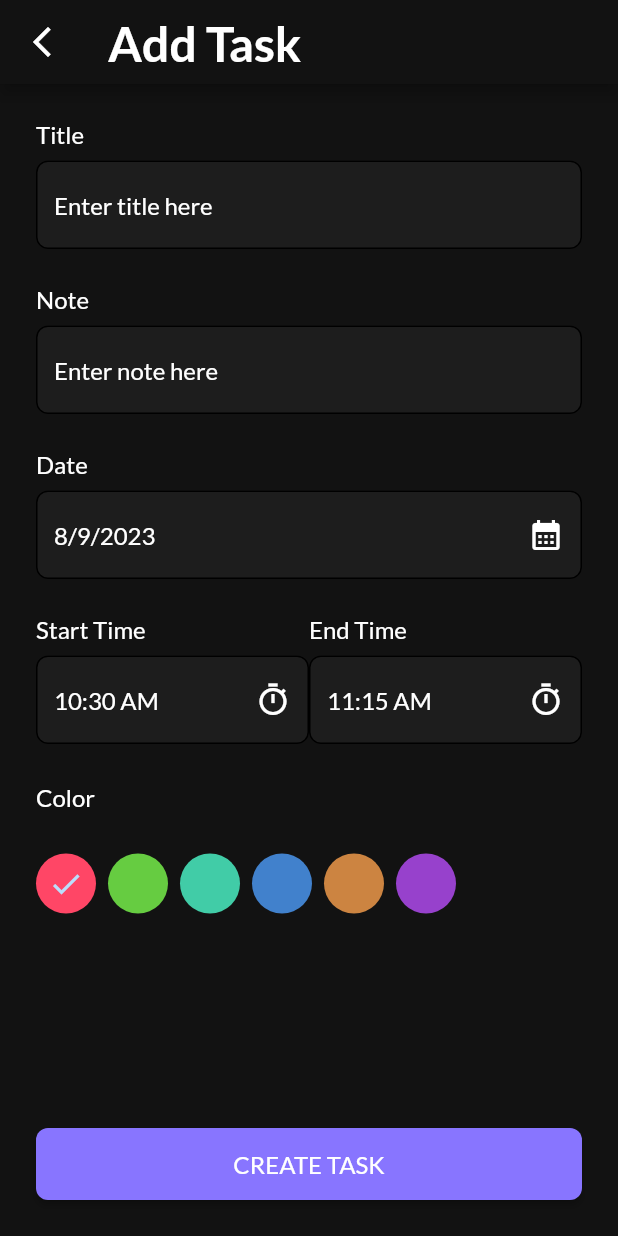
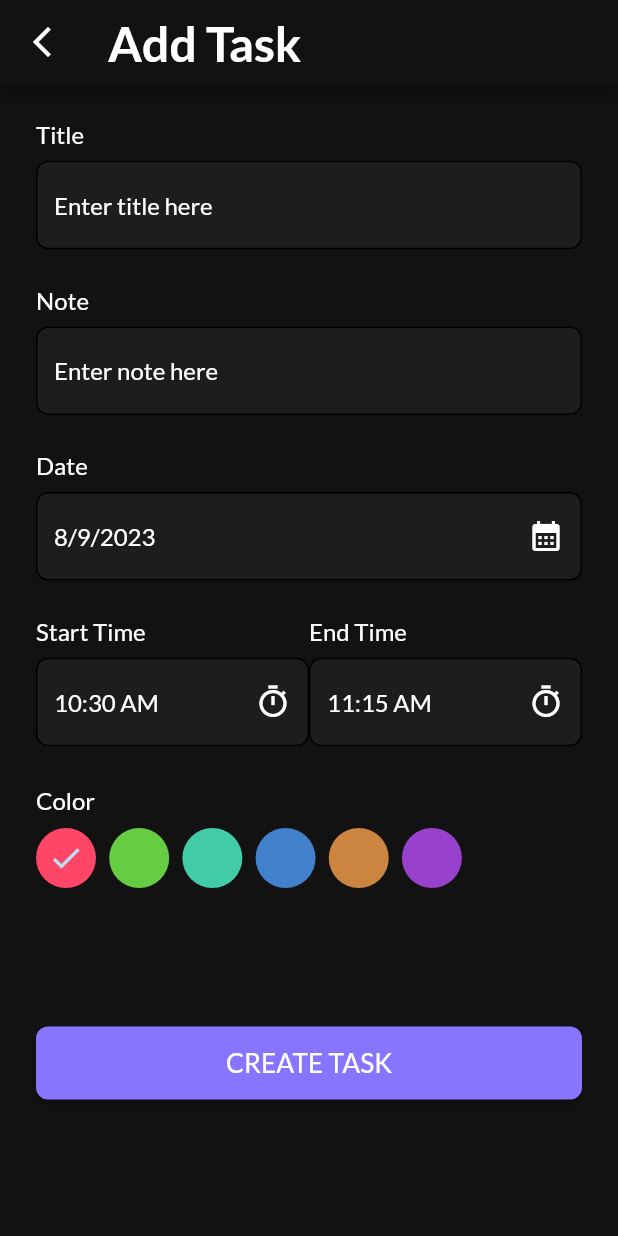
Before and after one commit to Mahmoud-Magdyy/To_Do_App, a Flutter app: the HomeScreen screen opened directly, after a tap on the "add" icon, on a phone screen of 412 x 824 dp. Run offline on Flutter 3.47's test engine with Material 2 defaults, Android fonts, the phone set to English and light mode, and no system bars; our stand-ins replace date_picker_timeline, flutter_bloc, flutter_screenutil, get_it, google_fonts, shared_preferences and 1 more; accounts and stored records are empty.

Commit message:
dummy data with task model

```diff
--- a/lib/core/utils/app_strings.dart
+++ b/lib/core/utils/app_strings.dart
@@ -24,7 +24,7 @@ class AppStrings{
     static const String createTask='CREATE TASK';
     static const String toDo='TODO';
     static const String completed='COMPLETED';
-    static const String taskCompleted ='Task Completed ';
+    static const String taskCompleted =' Completed ';
     static const String deleteTask='Delete Task';
     static const String cancel='Cancel';
     static const String onBoardingKey='onBoarding';
--- a/lib/core/widgets/custom_eleveted_button.dart
+++ b/lib/core/widgets/custom_eleveted_button.dart
@@ -1,4 +1,5 @@
 import 'package:flutter/material.dart';
+import 'package:flutter_screenutil/flutter_screenutil.dart';
 import 'package:google_fonts/google_fonts.dart';
 
 import '../utils/app_colors.dart';
@@ -24,7 +25,7 @@ class CustomElevetedButton extends StatelessWidget {
           style: GoogleFonts.lato(
             color: AppColors.white,
             fontWeight: FontWeight.w400,
-            fontSize: 16,
+            fontSize: 16.sp,
           ),
         ));
   }
--- a/lib/features/task/presentation/components/add_task_components.dart
+++ b/lib/features/task/presentation/components/add_task_components.dart
@@ -1,4 +1,5 @@
 import 'package:flutter/material.dart';
+import 'package:flutter_screenutil/flutter_screenutil.dart';
 
 
 class AddTaskComponent extends StatelessWidget {
@@ -15,7 +16,7 @@ class AddTaskComponent extends StatelessWidget {
       children: [
 
         Text(title,style: Theme.of(context).textTheme.displayMedium,),
-              const SizedBox(height: 8,),
+               SizedBox(height: 8.h,),
               TextFormField(
                 readOnly: readOnly,
                 controller: controller,
--- /dev/null
+++ b/lib/features/task/presentation/cubit/task_cubit.dart
@@ -0,0 +1,90 @@
+import 'package:flutter/material.dart';
+import 'package:flutter_bloc/flutter_bloc.dart';
+import 'package:intl/intl.dart';
+import 'package:to_do_app/features/task/presentation/cubit/task_state.dart';
+
+import '../../../../core/utils/app_colors.dart';
+
+class TaskCubit extends Cubit<TaskState> {
+  TaskCubit() : super(TaskInitial());
+  DateTime currentDate = DateTime.now();
+  String startTime = DateFormat('hh:mm a').format(DateTime.now());
+
+  String endTime = DateFormat('hh:mm a')
+      .format(DateTime.now().add(const Duration(minutes: 45)));
+  int currentIndex = 0;
+  void GetDate(context) async {
+    emit(GetDateLoading());
+    DateTime? pickedDate = await showDatePicker(
+        context: context,
+        initialDate: DateTime.now(),
+        firstDate: DateTime(1900),
+        lastDate: DateTime(2100));
+
+    if (pickedDate != null) {
+      currentDate = pickedDate;
+      emit(GetDateSuccess());
+    } else {
+      print('pickedDate==null');
+      emit(GetDateError());
+    }
+  }
+
+  void getStartDate(context) async {
+    emit(GetStartDateLoading());
+    TimeOfDay? pickedStartTime = await showTimePicker(
+      context: context,
+      initialTime: TimeOfDay.fromDateTime(DateTime.now()),
+    );
+
+    if (pickedStartTime != null) {
+      startTime = pickedStartTime.format(context);
+      emit(GetStartDateSuccess());
+    } else {
+      print('pickedStartTime==null');
+      emit(GetStartDateError());
+    }
+  }
+
+  void getEndDate(context) async {
+    emit(GetEndDateLoading());
+    TimeOfDay? pickedEndTime = await showTimePicker(
+      context: context,
+      initialTime: TimeOfDay.fromDateTime(DateTime.now()),
+    );
+
+    if (pickedEndTime != null) {
+      endTime = pickedEndTime.format(context);
+      emit(GetEndDateSuccess());
+    } else {
+      print('pickedEndTime==null');
+      emit(GetEndDateError());
+    }
+  }
+
+  Color getColor(index) {
+    emit(GetColorState());
+    switch (index) {
+      case 0:
+        return AppColors.red;
+      case 1:
+        return AppColors.green;
+      case 2:
+        return AppColors.blueGrye;
+      case 3:
+        return AppColors.blue;
+      case 4:
+        return AppColors.orange;
+      case 5:
+        return AppColors.purple;
+      default:
+        return AppColors.grey;
+    }
+  }
+
+  void changeCheckMarkIndex(index) {
+    emit(ChangeCheckMarkIndexState());
+      currentIndex = index;
+
+  }
+}
--- /dev/null
+++ b/lib/features/task/presentation/cubit/task_state.dart
@@ -0,0 +1,15 @@
+
+sealed class TaskState {}
+
+final class TaskInitial extends TaskState {}
+final class GetDateLoading extends TaskState {}
+final class GetDateSuccess extends TaskState {}
+final class GetDateError extends TaskState {}
+final class GetStartDateError extends TaskState {}
+final class GetStartDateSuccess extends TaskState {}
+final class GetStartDateLoading extends TaskState {}
+final class GetEndDateLoading extends TaskState {}
+final class GetEndDateSuccess extends TaskState {}
+final class GetEndDateError extends TaskState {}
+final class ChangeCheckMarkIndexState extends TaskState {}
+final class GetColorState extends TaskState {}
--- a/lib/features/task/presentation/screens/add_task_screen/add_task_screen.dart
+++ b/lib/features/task/presentation/screens/add_task_screen/add_task_screen.dart
@@ -1,28 +1,20 @@
 import 'package:flutter/material.dart';
+import 'package:flutter_bloc/flutter_bloc.dart';
+import 'package:flutter_screenutil/flutter_screenutil.dart';
 import 'package:intl/intl.dart';
 import 'package:to_do_app/core/utils/app_colors.dart';
 import 'package:to_do_app/core/utils/app_strings.dart';
 import 'package:to_do_app/core/widgets/custom_eleveted_button.dart';
+import 'package:to_do_app/features/task/presentation/cubit/task_cubit.dart';
+import 'package:to_do_app/features/task/presentation/cubit/task_state.dart';
 
 import '../../components/add_task_components.dart';
 
-class AddTaskScreen extends StatefulWidget {
-  const AddTaskScreen({super.key});
-
-  @override
-  State<AddTaskScreen> createState() => _AddTaskScreenState();
-}
-
-class _AddTaskScreenState extends State<AddTaskScreen> {
+class AddTaskScreen extends StatelessWidget {
+  AddTaskScreen({super.key});
   TextEditingController titleController = TextEditingController();
 
   TextEditingController noteController = TextEditingController();
-
-  DateTime currentDate = DateTime.now();
-  String startTime = DateFormat('hh:mm a').format(DateTime.now());
-  String endTime = DateFormat('hh:mm a')
-      .format(DateTime.now().add(const Duration(minutes: 45)));
-  int currentIndex = 0;
 
   @override
   Widget build(BuildContext context) {
@@ -41,10 +33,13 @@ class _AddTaskScreenState extends State<AddTaskScreen> {
             icon: const Icon(Icons.arrow_back_ios_new_outlined),
           ),
         ),
-        body: Padding(
+        body: SingleChildScrollView(
+          child: Padding(
             padding: const EdgeInsets.all(24),
             child: Form(
-            child: Column(
+              child: BlocBuilder<TaskCubit, TaskState>(
+                builder: (context, state) {
+                  return Column(
                     crossAxisAlignment: CrossAxisAlignment.start,
                     children: [
                       //! title
@@ -52,36 +47,27 @@ class _AddTaskScreenState extends State<AddTaskScreen> {
                           title: AppStrings.title,
                           hintText: AppStrings.titleHint,
                           controller: titleController),
-                const SizedBox(
-                  height: 24,
+                      SizedBox(
+                        height: 24.h,
                       ),
                       //! note
                       AddTaskComponent(
                           title: AppStrings.note,
                           hintText: AppStrings.noteHint,
                           controller: noteController),
-                const SizedBox(
-                  height: 24,
+                      SizedBox(
+                        height: 24.h,
                       ),
                       //! date
                       AddTaskComponent(
                         readOnly: true,
                         title: AppStrings.date,
-                  hintText: DateFormat.yMd().format(currentDate),
+                        hintText: DateFormat.yMd().format(
+                            BlocProvider.of<TaskCubit>(context).currentDate),
                         suffixIcon: IconButton(
                           onPressed: () async {
-                      DateTime? pickedDate = await showDatePicker(
-                          context: context,
-                          initialDate: DateTime.now(),
-                          firstDate: DateTime(1900),
-                          lastDate: DateTime(2100));
-                      setState(() {
-                        if (pickedDate != null) {
-                          currentDate = pickedDate;
-                        } else {
-                          print('pickedDate==null');
-                        }
-                      });
+                            BlocProvider.of<TaskCubit>(context)
+                                .GetDate(context);
                           },
                           icon: const Icon(
                             Icons.calendar_month,
@@ -89,8 +75,8 @@ class _AddTaskScreenState extends State<AddTaskScreen> {
                           ),
                         ),
                       ),
-                const SizedBox(
-                  height: 24,
+                      SizedBox(
+                        height: 24.h,
                       ),
                       //! date
                       Row(
@@ -99,21 +85,12 @@ class _AddTaskScreenState extends State<AddTaskScreen> {
                           Expanded(
                             child: AddTaskComponent(
                               title: AppStrings.startTime,
-                        hintText: startTime,
+                              hintText:
+                                  BlocProvider.of<TaskCubit>(context).startTime,
                               suffixIcon: IconButton(
                                   onPressed: () async {
-                              TimeOfDay? pickedStartTime = await showTimePicker(
-                                context: context,
-                                initialTime:
-                                    TimeOfDay.fromDateTime(DateTime.now()),
-                              );
-                              setState(() {
-                                if (pickedStartTime != null) {
-                                  startTime = pickedStartTime.format(context);
-                                } else {
-                                  print('pickedStartTime==null');
-                                }
-                              });
+                                    BlocProvider.of<TaskCubit>(context)
+                                        .getStartDate(context);
                                   },
                                   icon: const Icon(
                                     Icons.timer_outlined,
@@ -121,28 +98,19 @@ class _AddTaskScreenState extends State<AddTaskScreen> {
                                   )),
                             ),
                           ),
-                    const SizedBox(
-                      height: 26,
+                          SizedBox(
+                            height: 26.h,
                           ),
                           //! date end
                           Expanded(
                             child: AddTaskComponent(
                               title: AppStrings.endTime,
-                        hintText: endTime,
+                              hintText:
+                                  BlocProvider.of<TaskCubit>(context).endTime,
                               suffixIcon: IconButton(
                                   onPressed: () async {
-                              TimeOfDay? pickedEndTime = await showTimePicker(
-                                context: context,
-                                initialTime:
-                                    TimeOfDay.fromDateTime(DateTime.now()),
-                              );
-                              setState(() {
-                                if (pickedEndTime != null) {
-                                  endTime = pickedEndTime.format(context);
-                                } else {
-                                  print('pickedEndTime==null');
-                                }
-                              });
+                                    BlocProvider.of<TaskCubit>(context)
+                                        .getEndDate(context);
                                   },
                                   icon: const Icon(
                                     Icons.timer_outlined,
@@ -152,11 +120,12 @@ class _AddTaskScreenState extends State<AddTaskScreen> {
                           ),
                         ],
                       ),
-                const SizedBox(
-                  height: 26,
+                      SizedBox(
+                        height: 26.h,
                       ),
                       //! colors
-                Expanded(
+                      SizedBox(
+                        height: 68.h,
                         child: Column(
                           crossAxisAlignment: CrossAxisAlignment.start,
                           children: [
@@ -164,48 +133,35 @@ class _AddTaskScreenState extends State<AddTaskScreen> {
                               AppStrings.color,
                               style: Theme.of(context).textTheme.displayMedium,
                             ),
-                      // const SizedBox(
-                      //   height: 8,
-                      // ),
+                            SizedBox(
+                              height: 8.h,
+                            ),
                             Expanded(
                                 child: ListView.builder(
                               scrollDirection: Axis.horizontal,
                               itemCount: 6,
                               itemBuilder: (context, index) {
-                          Color getColor(index) {
-                            switch (index) {
-                              case 0:
-                                return AppColors.red;
-                              case 1:
-                                return AppColors.green;
-                              case 2:
-                                return AppColors.blueGrye;
-                              case 3:
-                                return AppColors.blue;
-                              case 4:
-                                return AppColors.orange;
-                              case 5:
-                                return AppColors.purple;
-                              default:
-                                return AppColors.grey;
-                            }
-                          }
-
                                 return Row(
                                   children: [
                                     InkWell(
                                       onTap: () {
-                                  setState(() {
-                                    currentIndex=index;
-                                  });
+                                        BlocProvider.of<TaskCubit>(context)
+                                            .changeCheckMarkIndex(index);
                                       },
                                       child: CircleAvatar(
-                                  backgroundColor: getColor(index),
-                                  child:index==currentIndex?const Icon(Icons.check):null,
+                                        backgroundColor:
+                                            BlocProvider.of<TaskCubit>(context)
+                                                .getColor(index),
+                                        child: index ==
+                                                BlocProvider.of<TaskCubit>(
+                                                        context)
+                                                    .currentIndex
+                                            ? const Icon(Icons.check)
+                                            : null,
                                       ),
                                     ),
-                              const SizedBox(
-                                width: 8,
+                                    SizedBox(
+                                      width: 8.w,
                                     )
                                   ],
                                 );
@@ -214,16 +170,21 @@ class _AddTaskScreenState extends State<AddTaskScreen> {
                           ],
                         ),
                       ),
-
+                      SizedBox(
+                        height: 90.h,
+                      ),
                       //! add task button
-                const Spacer(),
+                      //  Spacer(),
                       SizedBox(
-                  height: 48,
+                        height: 48.h,
                         width: double.infinity,
                         child: CustomElevetedButton(
                             text: AppStrings.createTask, onPressed: () {}),
                       )
                     ],
+                  );
+                },
+              ),
             ),
           ),
         ));
--- a/lib/features/task/presentation/screens/home_screen/home_screen.dart
+++ b/lib/features/task/presentation/screens/home_screen/home_screen.dart
@@ -1,11 +1,16 @@
 import 'package:date_picker_timeline/date_picker_widget.dart';
 import 'package:flutter/material.dart';
+import 'package:flutter_bloc/flutter_bloc.dart';
 import 'package:intl/intl.dart';
 import 'package:to_do_app/core/utils/app_assets.dart';
 import 'package:to_do_app/core/utils/app_colors.dart';
 import 'package:to_do_app/core/utils/app_strings.dart';
 import 'package:to_do_app/core/widgets/custom_eleveted_button.dart';
+import 'package:to_do_app/features/task/data/mode/task_model.dart';
+import 'package:to_do_app/features/task/presentation/cubit/task_state.dart';
 import 'package:to_do_app/features/task/presentation/screens/add_task_screen/add_task_screen.dart';
+
+import '../../cubit/task_cubit.dart';
 
 class HomeScreen extends StatelessWidget {
   const HomeScreen({super.key});
@@ -51,8 +56,13 @@ class HomeScreen extends StatelessWidget {
                 height: 50,
               ),
               //no tasks
-              // const NoTasksWidget()
-              InkWell(
+
+              TaskModel.tasksList.isEmpty?const NoTasksWidget():
+              Expanded(
+                  child: ListView.builder(
+                      itemCount: TaskModel.tasksList.length,
+                      itemBuilder: (context, i) {
+                        return InkWell(
                             onTap: () {
                               showModalBottomSheet(
                                   context: context,
@@ -72,7 +82,9 @@ class HomeScreen extends StatelessWidget {
                                                 text: AppStrings.completed,
                                                 onPressed: () {}),
                                           ),
-                                const SizedBox(height: 24,),
+                                          const SizedBox(
+                                            height: 24,
+                                          ),
                                           //delet task
                                           SizedBox(
                                             height: 48,
@@ -82,7 +94,9 @@ class HomeScreen extends StatelessWidget {
                                                 text: AppStrings.deleteTask,
                                                 onPressed: () {}),
                                           ),
-                                const SizedBox(height: 24,),
+                                          const SizedBox(
+                                            height: 24,
+                                          ),
                                           //cancel task
                                           SizedBox(
                                             height: 48,
@@ -96,14 +110,18 @@ class HomeScreen extends StatelessWidget {
                                     );
                                   });
                             },
-                  child: const TaskComponents())
+                            child: TaskComponents(
+                              taskModel: TaskModel.tasksList[i],
+                            ));
+                      }))
             ],
           ),
         ),
         //fba
         floatingActionButton: FloatingActionButton(
           onPressed: () {
-            Navigator.push(context, MaterialPageRoute(builder: (_)=> AddTaskScreen()));
+            Navigator.push(
+                context, MaterialPageRoute(builder: (_) => AddTaskScreen()));
           },
           backgroundColor: AppColors.primary,
           child: const Icon(Icons.add),
@@ -116,10 +134,14 @@ class HomeScreen extends StatelessWidget {
 class TaskComponents extends StatelessWidget {
   const TaskComponents({
     super.key,
+    required this.taskModel,
   });
+  final TaskModel taskModel;
 
   @override
   Widget build(BuildContext context) {
+    return BlocBuilder<TaskCubit, TaskState>(
+      builder: (context, state) {
         return Container(
           width: 327,
           height: 132,
@@ -127,7 +149,7 @@ class TaskComponents extends StatelessWidget {
           margin: const EdgeInsets.only(bottom: 16),
           decoration: BoxDecoration(
             borderRadius: BorderRadius.circular(16),
-        color: AppColors.red,
+            color: BlocProvider.of<TaskCubit>(context).getColor(taskModel.color),
           ),
           child: Row(
             children: [
@@ -135,9 +157,9 @@ class TaskComponents extends StatelessWidget {
               Column(
                 crossAxisAlignment: CrossAxisAlignment.start,
                 children: [
-              //text
+                  //title
                   Text(
-                'Task 1',
+                    taskModel.title,
                     style: Theme.of(context).textTheme.displayLarge,
                   ),
                   const SizedBox(
@@ -154,7 +176,7 @@ class TaskComponents extends StatelessWidget {
                         width: 8,
                       ),
                       Text(
-                    '09:33 PM - 09:48 PM',
+                        '${taskModel.startTime} - ${taskModel.endTime}',
                         style: Theme.of(context).textTheme.displayMedium,
                       ),
                     ],
@@ -182,11 +204,16 @@ class TaskComponents extends StatelessWidget {
               //text
               RotatedBox(
                 quarterTurns: 3,
-            child: Text(AppStrings.toDo,
+                child: Text(
+                    taskModel.isCompleted
+                        ? AppStrings.taskCompleted
+                        : AppStrings.toDo,
                     style: Theme.of(context).textTheme.displayMedium),
               )
             ],
           ),
+        );
+      },
     );
   }
 }
--- a/lib/features/task/presentation/screens/splash_screen/splash_screen.dart
+++ b/lib/features/task/presentation/screens/splash_screen/splash_screen.dart
@@ -1,4 +1,5 @@
 import 'package:flutter/material.dart';
+import 'package:flutter_screenutil/flutter_screenutil.dart';
 import 'package:to_do_app/core/database/cache/cache_helper.dart';
 import 'package:to_do_app/core/services/service_locator.dart';
 import 'package:to_do_app/core/utils/app_strings.dart';
@@ -39,9 +40,9 @@ void navigate() {
             mainAxisAlignment: MainAxisAlignment.center,
             children: [
               Image.asset(AppAssets.logo),
-              const SizedBox(height: 19,),
+               SizedBox(height: 19.h,),
                Text(AppStrings.appName,style: Theme.of(context).textTheme.displayLarge!.copyWith(
-                fontSize: 40
+                fontSize: 40.sp
                ),)
             ],
           ),
--- a/pubspec.yaml
+++ b/pubspec.yaml
@@ -11,8 +11,11 @@ environment:
 dependencies:
   cupertino_icons: ^1.0.2
   date_picker_timeline: ^1.2.5
+  dio: ^5.3.2
   flutter:
     sdk: flutter
+  flutter_bloc: ^8.1.3
+  flutter_screenutil: ^5.8.4
   get_it: ^7.6.0
   google_fonts: ^5.1.0
   intl: ^0.18.1
```
Also changed, not shown: lib/app/app.dart (+12 -5 lines), lib/features/task/data/mode/task_model.dart (added, +39 -0 lines), lib/features/task/presentation/screens/on_boarding_screens/on_boarding_screen.dart (+18 -17 lines), lib/main.dart (+7 -2 lines), pubspec.lock. Lines whose indentation alone changed are shown as unchanged.
